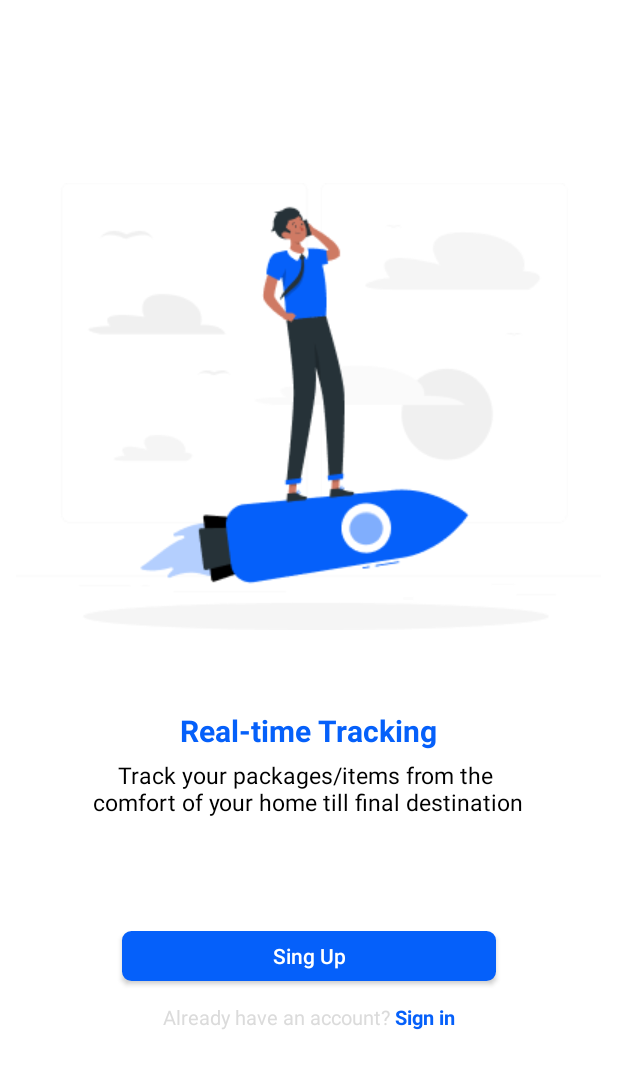
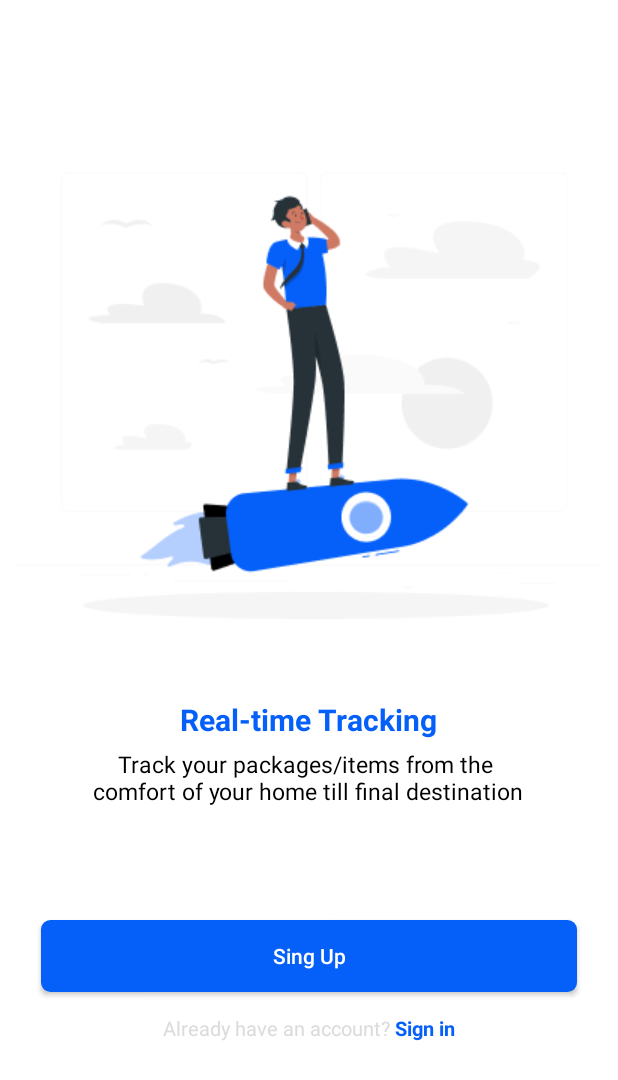
Before and after one commit to redforin/practis, an Android app: the FourActivity screen opened directly, with no data from a screen before it, on a phone screen of 412 x 824 dp. Shown: the top 1080 px of the screen. Run offline under Robolectric (Android 15) with nearby library versions, the phone set to English and light mode, and no system bars.

Commit message:
practice day 3

```diff
--- a/app/src/main/res/layout/activity_four.xml
+++ b/app/src/main/res/layout/activity_four.xml
@@ -41,13 +41,13 @@
 
         <androidx.appcompat.widget.AppCompatButton
             android:id="@+id/button5"
-            android:layout_width="249dp"
-            android:layout_height="33dp"
+            android:layout_width="357dp"
+            android:layout_height="wrap_content"
+            android:layout_marginTop="75dp"
             android:background="@drawable/border2"
             android:text="Sing Up"
-            android:textColor="@color/white"
             android:textAllCaps="false"
-            android:layout_marginTop="75dp"/>
+            android:textColor="@color/white" />
 
         <LinearLayout
             android:layout_width="match_parent"
```
